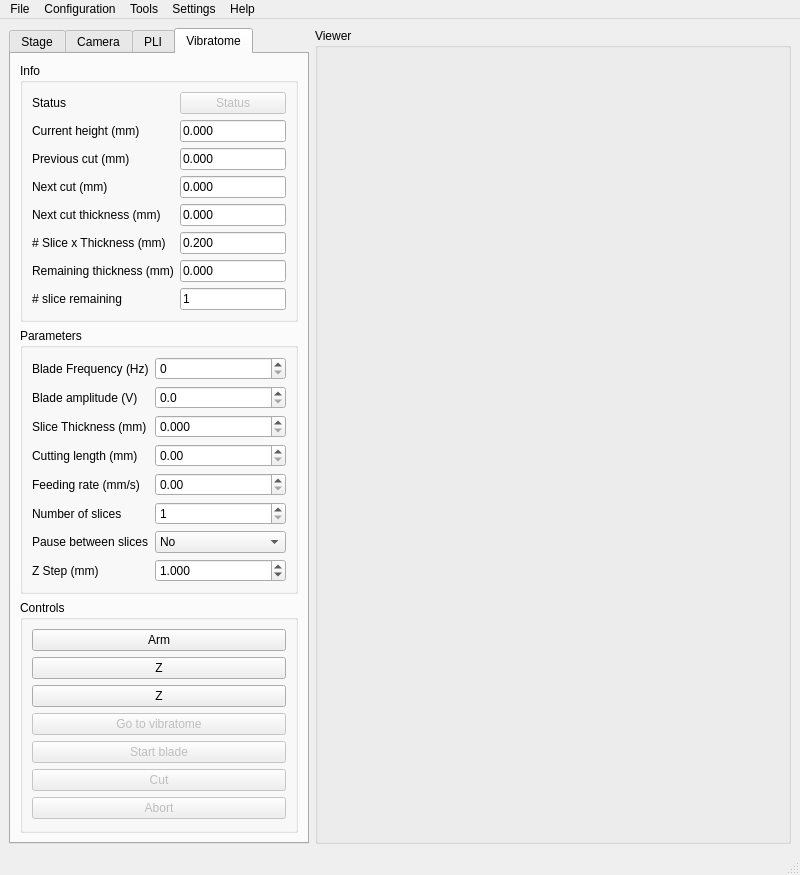
The window that gui/form.ui (linum-uqam/linum-microscopes) describes before a commit, drawn with Qt 5.
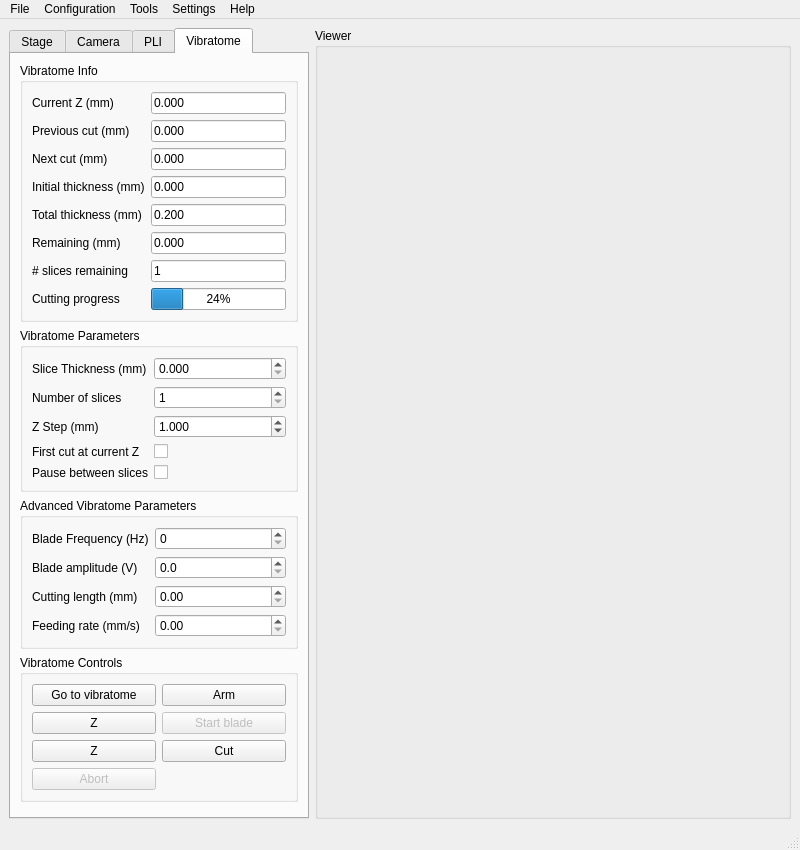
The same window after the commit. Icons and pictures are not drawn.

Commit message: New version of the UI for the vibratome controls

```diff
--- a/gui/form.ui
+++ b/gui/form.ui
@@ -7,7 +7,7 @@
     <x>0</x>
     <y>0</y>
     <width>800</width>
-    <height>820</height>
+    <height>850</height>
    </rect>
   </property>
   <property name="windowTitle">
@@ -544,54 +544,46 @@
         <item>
          <widget class="QGroupBox" name="groupBox_vibratomeInfo">
           <property name="title">
-           <string>Info</string>
+           <string>Vibratome Info</string>
           </property>
           <layout class="QFormLayout" name="formLayout_4">
-           <item row="2" column="0">
-            <widget class="QLabel" name="label_18">
-             <property name="text">
-              <string>Previous cut (mm)</string>
-             </property>
-            </widget>
-           </item>
-           <item row="3" column="0">
-            <widget class="QLabel" name="label_19">
-             <property name="text">
-              <string>Next cut (mm)</string>
-             </property>
-            </widget>
-           </item>
-           <item row="1" column="0">
+           <item row="0" column="0">
             <widget class="QLabel" name="label_20">
              <property name="text">
-              <string>Current height (mm)</string>
+              <string>Current Z (mm)</string>
              </property>
             </widget>
            </item>
-           <item row="0" column="0">
-            <widget class="QLabel" name="label_5">
-             <property name="text">
-              <string>Status</string>
-             </property>
-            </widget>
-           </item>
-           <item row="1" column="1">
-            <widget class="QLineEdit" name="lineEdit_vibratome_cuttingHeight_mm">
+           <item row="0" column="1">
+            <widget class="QLineEdit" name="lineEdit_vibratome_currentZ_mm">
              <property name="enabled">
               <bool>true</bool>
              </property>
              <property name="toolTip">
               <string>&lt;html&gt;&lt;head/&gt;&lt;body&gt;&lt;p&gt;Current z position of the stage&lt;/p&gt;&lt;/body&gt;&lt;/html&gt;</string>
              </property>
+             <property name="autoFillBackground">
+              <bool>false</bool>
+             </property>
              <property name="text">
               <string>0.000</string>
              </property>
              <property name="readOnly">
               <bool>true</bool>
              </property>
+             <property name="clearButtonEnabled">
+              <bool>false</bool>
+             </property>
             </widget>
            </item>
-           <item row="2" column="1">
+           <item row="1" column="0">
+            <widget class="QLabel" name="label_18">
+             <property name="text">
+              <string>Previous cut (mm)</string>
+             </property>
+            </widget>
+           </item>
+           <item row="1" column="1">
             <widget class="QLineEdit" name="lineEdit_vibratome_previousCut_mm">
              <property name="enabled">
               <bool>true</bool>
@@ -607,7 +599,14 @@
              </property>
             </widget>
            </item>
-           <item row="3" column="1">
+           <item row="2" column="0">
+            <widget class="QLabel" name="label_19">
+             <property name="text">
+              <string>Next cut (mm)</string>
+             </property>
+            </widget>
+           </item>
+           <item row="2" column="1">
             <widget class="QLineEdit" name="lineEdit_vibratome_nextCut_mm">
              <property name="enabled">
               <bool>true</bool>
@@ -623,14 +622,14 @@
              </property>
             </widget>
            </item>
-           <item row="4" column="0">
+           <item row="3" column="0">
             <widget class="QLabel" name="label_16">
              <property name="text">
-              <string>Next cut thickness (mm)</string>
+              <string>Initial thickness (mm)</string>
              </property>
             </widget>
            </item>
-           <item row="4" column="1">
+           <item row="3" column="1">
             <widget class="QLineEdit" name="lineEdit_vibratome_nextCuttingDistance_mm">
              <property name="enabled">
               <bool>true</bool>
@@ -646,21 +645,34 @@
              </property>
             </widget>
            </item>
-           <item row="6" column="0">
+           <item row="4" column="0">
+            <widget class="QLabel" name="label_25">
+             <property name="text">
+              <string>Total thickness (mm)</string>
+             </property>
+            </widget>
+           </item>
+           <item row="4" column="1">
+            <widget class="QLineEdit" name="lineEdit_vibratome_nextTotalThickness_mm">
+             <property name="toolTip">
+              <string>&lt;html&gt;&lt;head/&gt;&lt;body&gt;&lt;p&gt;Thickness for the next automated cutting procedure&lt;/p&gt;&lt;/body&gt;&lt;/html&gt;</string>
+             </property>
+             <property name="text">
+              <string>0.200</string>
+             </property>
+             <property name="readOnly">
+              <bool>true</bool>
+             </property>
+            </widget>
+           </item>
+           <item row="5" column="0">
             <widget class="QLabel" name="label_23">
              <property name="text">
-              <string>Remaining thickness (mm)</string>
+              <string>Remaining (mm)</string>
              </property>
             </widget>
            </item>
-           <item row="7" column="0">
-            <widget class="QLabel" name="label_24">
-             <property name="text">
-              <string># slice remaining</string>
-             </property>
-            </widget>
-           </item>
-           <item row="6" column="1">
+           <item row="5" column="1">
             <widget class="QLineEdit" name="lineEdit_vibratome_remainingThickness_mm">
              <property name="toolTip">
               <string>&lt;html&gt;&lt;head/&gt;&lt;body&gt;&lt;p&gt;Remaining sample thickness to slice, according to the calibrated maximum cutting height&lt;/p&gt;&lt;/body&gt;&lt;/html&gt;</string>
@@ -673,7 +685,14 @@
              </property>
             </widget>
            </item>
-           <item row="7" column="1">
+           <item row="6" column="0">
+            <widget class="QLabel" name="label_24">
+             <property name="text">
+              <string># slices remaining</string>
+             </property>
+            </widget>
+           </item>
+           <item row="6" column="1">
             <widget class="QLineEdit" name="lineEdit_vibratome_nSlicesRemaining">
              <property name="toolTip">
               <string>&lt;html&gt;&lt;head/&gt;&lt;body&gt;&lt;p&gt;Number of slices remaining, computed using the remaining thickness and the configured slice thickness.&lt;/p&gt;&lt;/body&gt;&lt;/html&gt;</string>
@@ -686,36 +705,17 @@
              </property>
             </widget>
            </item>
-           <item row="0" column="1">
-            <widget class="QPushButton" name="pushButton_vibratomeStatus">
-             <property name="enabled">
-              <bool>false</bool>
+           <item row="7" column="1">
+            <widget class="QProgressBar" name="progressBar_vibratome_cutting">
+             <property name="value">
+              <number>24</number>
              </property>
-             <property name="text">
-              <string>Status</string>
-             </property>
-             <property name="flat">
-              <bool>false</bool>
-             </property>
             </widget>
            </item>
-           <item row="5" column="1">
-            <widget class="QLineEdit" name="lineEdit_vibratome_nextTotalThickness_mm">
-             <property name="toolTip">
-              <string>&lt;html&gt;&lt;head/&gt;&lt;body&gt;&lt;p&gt;Thickness for the next automated cutting procedure&lt;/p&gt;&lt;/body&gt;&lt;/html&gt;</string>
-             </property>
+           <item row="7" column="0">
+            <widget class="QLabel" name="label_5">
              <property name="text">
-              <string>0.200</string>
-             </property>
-             <property name="readOnly">
-              <bool>true</bool>
-             </property>
-            </widget>
-           </item>
-           <item row="5" column="0">
-            <widget class="QLabel" name="label_25">
-             <property name="text">
-              <string># Slice x Thickness (mm)</string>
+              <string>Cutting progress</string>
              </property>
             </widget>
            </item>
@@ -725,10 +725,104 @@
         <item>
          <widget class="QGroupBox" name="groupBox_vibratomeParameters">
           <property name="title">
-           <string>Parameters</string>
+           <string>Vibratome Parameters</string>
           </property>
           <layout class="QFormLayout" name="formLayout_5">
            <item row="0" column="0">
+            <widget class="QLabel" name="label_14">
+             <property name="text">
+              <string>Slice Thickness (mm)</string>
+             </property>
+            </widget>
+           </item>
+           <item row="0" column="1">
+            <widget class="QDoubleSpinBox" name="doubleSpinBox_vibratomeSliceThicknessMm">
+             <property name="enabled">
+              <bool>true</bool>
+             </property>
+             <property name="decimals">
+              <number>3</number>
+             </property>
+            </widget>
+           </item>
+           <item row="1" column="0">
+            <widget class="QLabel" name="label_15">
+             <property name="text">
+              <string>Number of slices</string>
+             </property>
+            </widget>
+           </item>
+           <item row="1" column="1">
+            <widget class="QSpinBox" name="spinBox_vibratome_nSlices">
+             <property name="enabled">
+              <bool>true</bool>
+             </property>
+             <property name="minimum">
+              <number>1</number>
+             </property>
+             <property name="maximum">
+              <number>10</number>
+             </property>
+            </widget>
+           </item>
+           <item row="2" column="0">
+            <widget class="QLabel" name="label_21">
+             <property name="text">
+              <string>Z Step (mm)</string>
+             </property>
+            </widget>
+           </item>
+           <item row="2" column="1">
+            <widget class="QDoubleSpinBox" name="doubleSpinBox_vibratome_zStep_mm">
+             <property name="enabled">
+              <bool>true</bool>
+             </property>
+             <property name="decimals">
+              <number>3</number>
+             </property>
+             <property name="value">
+              <double>1.000000000000000</double>
+             </property>
+            </widget>
+           </item>
+           <item row="3" column="0">
+            <widget class="QLabel" name="label_26">
+             <property name="text">
+              <string>First cut at current Z</string>
+             </property>
+            </widget>
+           </item>
+           <item row="3" column="1">
+            <widget class="QCheckBox" name="checkBox_vibratome_firstCutAtCurrentHeight">
+             <property name="text">
+              <string/>
+             </property>
+            </widget>
+           </item>
+           <item row="4" column="0">
+            <widget class="QLabel" name="label_17">
+             <property name="text">
+              <string>Pause between slices</string>
+             </property>
+            </widget>
+           </item>
+           <item row="4" column="1">
+            <widget class="QCheckBox" name="checkBox_vibratome_pauseBetweenSlice">
+             <property name="text">
+              <string/>
+             </property>
+            </widget>
+           </item>
+          </layout>
+         </widget>
+        </item>
+        <item>
+         <widget class="QGroupBox" name="groupBox_vibratome_advancedParameters">
+          <property name="title">
+           <string>Advanced Vibratome Parameters</string>
+          </property>
+          <layout class="QFormLayout" name="formLayout_3">
+           <item row="0" column="0">
             <widget class="QLabel" name="label_7">
              <property name="text">
               <string>Blade Frequency (Hz)</string>
@@ -766,147 +860,108 @@
             </widget>
            </item>
            <item row="2" column="0">
-            <widget class="QLabel" name="label_14">
-             <property name="text">
-              <string>Slice Thickness (mm)</string>
-             </property>
-            </widget>
-           </item>
-           <item row="2" column="1">
-            <widget class="QDoubleSpinBox" name="doubleSpinBox_vibratomeSliceThicknessMm">
-             <property name="enabled">
-              <bool>true</bool>
-             </property>
-             <property name="decimals">
-              <number>3</number>
-             </property>
-            </widget>
-           </item>
-           <item row="3" column="0">
             <widget class="QLabel" name="label_11">
              <property name="text">
               <string>Cutting length (mm)</string>
              </property>
             </widget>
            </item>
-           <item row="3" column="1">
+           <item row="2" column="1">
             <widget class="QDoubleSpinBox" name="doubleSpinBox_vibratomeCuttingLengthMm">
              <property name="enabled">
               <bool>true</bool>
              </property>
             </widget>
            </item>
-           <item row="4" column="0">
+           <item row="3" column="0">
             <widget class="QLabel" name="label_12">
              <property name="text">
               <string>Feeding rate (mm/s)</string>
              </property>
             </widget>
            </item>
-           <item row="4" column="1">
+           <item row="3" column="1">
             <widget class="QDoubleSpinBox" name="doubleSpinBox_vibratomeFeedingRate_mms">
              <property name="enabled">
               <bool>true</bool>
              </property>
             </widget>
            </item>
-           <item row="5" column="0">
-            <widget class="QLabel" name="label_15">
-             <property name="text">
-              <string>Number of slices</string>
-             </property>
-            </widget>
-           </item>
-           <item row="5" column="1">
-            <widget class="QSpinBox" name="spinBox_vibratome_nSlices">
-             <property name="enabled">
-              <bool>true</bool>
-             </property>
-             <property name="minimum">
-              <number>1</number>
-             </property>
-             <property name="maximum">
-              <number>10</number>
-             </property>
-            </widget>
-           </item>
-           <item row="6" column="0">
-            <widget class="QLabel" name="label_17">
-             <property name="text">
-              <string>Pause between slices</string>
-             </property>
-            </widget>
-           </item>
-           <item row="6" column="1">
-            <widget class="QComboBox" name="comboBox_vibratomePause">
-             <property name="enabled">
-              <bool>true</bool>
-             </property>
-             <property name="currentIndex">
-              <number>1</number>
-             </property>
-             <item>
-              <property name="text">
-               <string>Yes</string>
-              </property>
-             </item>
-             <item>
-              <property name="text">
-               <string>No</string>
-              </property>
-             </item>
-            </widget>
-           </item>
-           <item row="7" column="0">
-            <widget class="QLabel" name="label_21">
-             <property name="text">
-              <string>Z Step (mm)</string>
-             </property>
-            </widget>
-           </item>
-           <item row="7" column="1">
-            <widget class="QDoubleSpinBox" name="doubleSpinBox_vibratome_zStep_mm">
-             <property name="enabled">
-              <bool>true</bool>
-             </property>
-             <property name="decimals">
-              <number>3</number>
-             </property>
-             <property name="value">
-              <double>1.000000000000000</double>
-             </property>
-            </widget>
-           </item>
           </layout>
          </widget>
         </item>
         <item>
          <widget class="QGroupBox" name="groupBox_vibratomeControls">
           <property name="title">
-           <string>Controls</string>
+           <string>Vibratome Controls</string>
           </property>
           <layout class="QGridLayout" name="gridLayout_2">
            <item row="4" column="0">
+            <widget class="QPushButton" name="pushButton_vibratome_jogZ_down">
+             <property name="enabled">
+              <bool>true</bool>
+             </property>
+             <property name="text">
+              <string>Z</string>
+             </property>
+             <property name="icon">
+              <iconset theme="go-down"/>
+             </property>
+            </widget>
+           </item>
+           <item row="3" column="0">
+            <widget class="QPushButton" name="pushButton_vibratome_jogZ_up">
+             <property name="enabled">
+              <bool>true</bool>
+             </property>
+             <property name="text">
+              <string>Z</string>
+             </property>
+             <property name="icon">
+              <iconset theme="go-up"/>
+             </property>
+            </widget>
+           </item>
+           <item row="2" column="0">
             <widget class="QPushButton" name="pushButton_vibratome_stageGotoVibratome">
              <property name="enabled">
-              <bool>false</bool>
+              <bool>true</bool>
+             </property>
+             <property name="toolTip">
+              <string>&lt;html&gt;&lt;head/&gt;&lt;body&gt;&lt;p&gt;Moves the stage to position the sample in front of the vibratome blade&lt;/p&gt;&lt;/body&gt;&lt;/html&gt;</string>
              </property>
              <property name="text">
               <string>Go to vibratome</string>
              </property>
             </widget>
            </item>
-           <item row="6" column="0">
+           <item row="4" column="2">
             <widget class="QPushButton" name="pushButton_vibratomeCut">
              <property name="enabled">
-              <bool>false</bool>
+              <bool>true</bool>
              </property>
              <property name="text">
               <string>Cut</string>
              </property>
             </widget>
            </item>
-           <item row="0" column="0">
+           <item row="3" column="2">
+            <widget class="QPushButton" name="pushButton_vibratome">
+             <property name="enabled">
+              <bool>false</bool>
+             </property>
+             <property name="text">
+              <string>Start blade</string>
+             </property>
+             <property name="icon">
+              <iconset theme="QIcon::ThemeIcon::MediaPlaybackStart"/>
+             </property>
+             <property name="checkable">
+              <bool>true</bool>
+             </property>
+            </widget>
+           </item>
+           <item row="2" column="2">
             <widget class="QPushButton" name="pushButton_vibratomeArm">
              <property name="text">
               <string>Arm</string>
@@ -928,20 +983,7 @@
              </property>
             </widget>
            </item>
-           <item row="2" column="0">
-            <widget class="QPushButton" name="pushButton_vibratome_jogZ_down">
-             <property name="enabled">
-              <bool>true</bool>
-             </property>
-             <property name="text">
-              <string>Z</string>
-             </property>
-             <property name="icon">
-              <iconset theme="go-down"/>
-             </property>
-            </widget>
-           </item>
-           <item row="7" column="0">
+           <item row="5" column="0">
             <widget class="QPushButton" name="pushButton_vibratomeAbort">
              <property name="enabled">
               <bool>false</bool>
@@ -951,38 +993,22 @@
              </property>
             </widget>
            </item>
-           <item row="1" column="0">
-            <widget class="QPushButton" name="pushButton_vibratome_jogZ_up">
-             <property name="enabled">
-              <bool>true</bool>
-             </property>
-             <property name="text">
-              <string>Z</string>
-             </property>
-             <property name="icon">
-              <iconset theme="go-up"/>
-             </property>
-            </widget>
-           </item>
-           <item row="5" column="0">
-            <widget class="QPushButton" name="pushButton_vibratome">
-             <property name="enabled">
-              <bool>false</bool>
-             </property>
-             <property name="text">
-              <string>Start blade</string>
-             </property>
-             <property name="icon">
-              <iconset theme="QIcon::ThemeIcon::MediaPlaybackStart"/>
-             </property>
-             <property name="checkable">
-              <bool>true</bool>
-             </property>
-            </widget>
-           </item>
           </layout>
          </widget>
         </item>
+        <item>
+         <spacer name="verticalSpacer_2">
+          <property name="orientation">
+           <enum>Qt::Orientation::Vertical</enum>
+          </property>
+          <property name="sizeHint" stdset="0">
+           <size>
+            <width>20</width>
+            <height>40</height>
+           </size>
+          </property>
+         </spacer>
+        </item>
        </layout>
       </widget>
      </widget>
```
Left out of the diff: 10 changed lines with no effect on the pictures. The commit also changes 1 other file.
